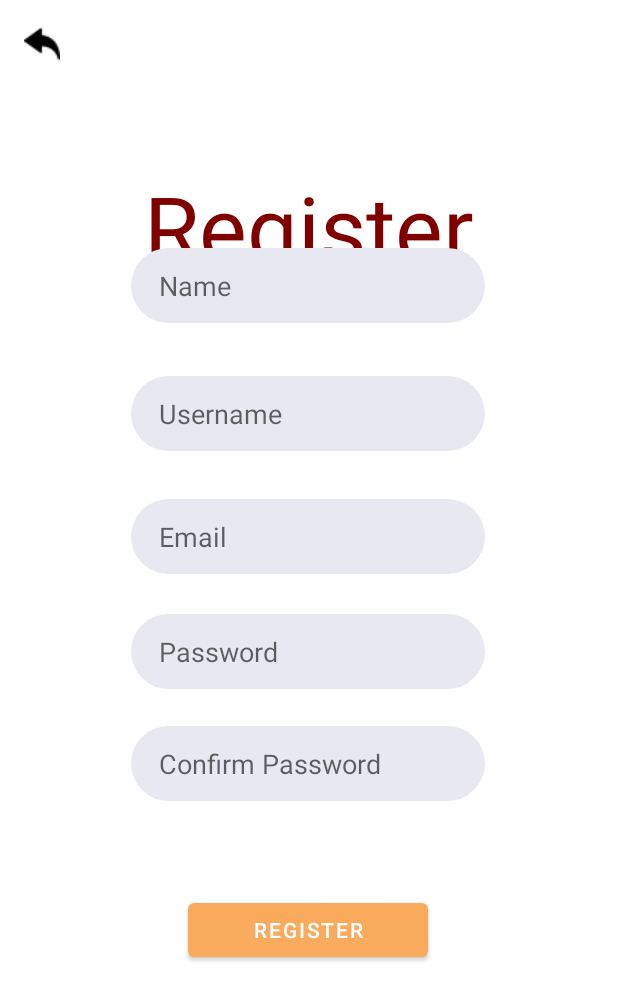
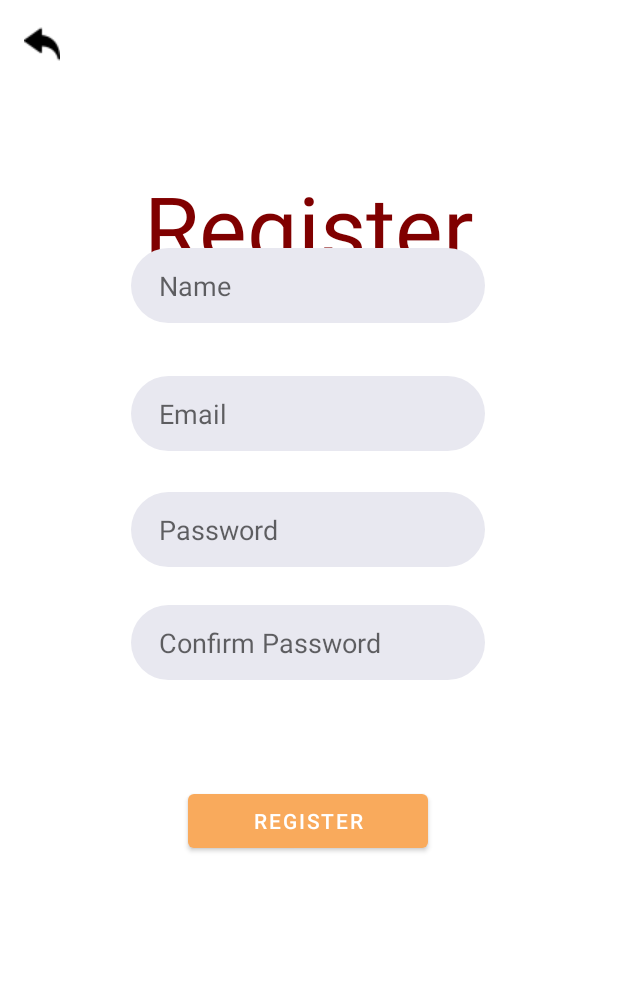
Before and after one commit to Mhmdbaba/CSC599_Dekanji, an Android app: the Register screen opened directly, with no data from a screen before it, after a tap on "REGISTER", on a phone screen of 412 x 824 dp. Shown: the top 1001 px of the screen. Run offline under Robolectric (Android 15) with nearby library versions, the phone set to English and light mode, and no system bars; our stand-ins replace Firebase (no records; nobody signed in at launch, a user with empty details on screens opened directly).

Commit message:
commit 17

```diff
--- a/app/build.gradle
+++ b/app/build.gradle
@@ -34,11 +34,12 @@ dependencies {
     implementation 'com.google.android.material:material:1.5.0'
     implementation 'androidx.constraintlayout:constraintlayout:2.1.3'
     implementation 'androidx.gridlayout:gridlayout:1.0.0'
+    implementation 'com.google.firebase:firebase-auth:19.2.0'
     testImplementation 'junit:junit:4.13.2'
     androidTestImplementation 'androidx.test.ext:junit:1.1.3'
     androidTestImplementation 'androidx.test.espresso:espresso-core:3.4.0'
     implementation platform('com.google.firebase:firebase-bom:29.3.1')
-    implementation 'com.google.firebase:firebase-database'
+    implementation 'com.google.firebase:firebase-database:20.0.4'
     implementation 'com.google.firebase:firebase-storage'
-    implementation 'com.google.firebase:firebase-analytics:20.1.2'
+    implementation 'com.google.firebase:firebase-analytics'
 }
--- a/app/src/main/java/com/example/dekanji/Register.java
+++ b/app/src/main/java/com/example/dekanji/Register.java
@@ -1,19 +1,27 @@
 package com.example.dekanji;
 
+import androidx.annotation.NonNull;
 import androidx.appcompat.app.AppCompatActivity;
 
 import android.content.Intent;
 import android.os.Bundle;
+import android.util.Log;
 import android.view.View;
 import android.widget.Button;
 import android.widget.EditText;
 import android.widget.Toast;
 
+import com.google.android.gms.tasks.OnCompleteListener;
+import com.google.android.gms.tasks.Task;
+import com.google.firebase.auth.AuthResult;
+import com.google.firebase.auth.FirebaseAuth;
+import com.google.firebase.database.FirebaseDatabase;
+
 public class Register extends AppCompatActivity {
+    private FirebaseAuth mAuth;
 
 
     String reg_name;
-    String reg_username;
     String reg_email;
     String reg_password;
     String reg_conf_password;
@@ -22,6 +30,8 @@ public class Register extends AppCompatActivity {
     protected void onCreate(Bundle savedInstanceState) {
         super.onCreate(savedInstanceState);
         setContentView(R.layout.activity_register);
+
+        mAuth = FirebaseAuth.getInstance();
 
     }
 
@@ -33,21 +43,50 @@ public class Register extends AppCompatActivity {
             startActivity(intent);
         }
         else if (btn.getTag().toString().equalsIgnoreCase("register")){
-            reg_name = ((EditText) findViewById(R.id.input_reg_name)).getText().toString();
-            reg_email = ((EditText) findViewById(R.id.input_reg_email)).getText().toString();
-            reg_username = ((EditText) findViewById(R.id.input_reg_username)).getText().toString();
-            reg_password = ((EditText) findViewById(R.id.input_reg_password)).getText().toString();
-            reg_conf_password = ((EditText) findViewById(R.id.input_reg_conf_password)).getText().toString();
+            reg_name = ((EditText) findViewById(R.id.input_reg_name)).getText().toString().trim();
+            reg_email = ((EditText) findViewById(R.id.input_reg_email)).getText().toString().trim();
+            reg_password = ((EditText) findViewById(R.id.input_reg_password)).getText().toString().trim();
+            reg_conf_password = ((EditText) findViewById(R.id.input_reg_conf_password)).getText().toString().trim();
 
-            if (!reg_name.isEmpty() && !reg_username.isEmpty() && !reg_email.isEmpty() && !reg_password.isEmpty()
+            if (!reg_name.isEmpty() && !reg_email.isEmpty() && !reg_password.isEmpty()
                     && !reg_conf_password.isEmpty()){
                 //check if passwords match
                 if (reg_password.equals(reg_conf_password)){
                     //save to database
-                    ALTERUser alter = new ALTERUser();
+                    mAuth.createUserWithEmailAndPassword(reg_email,reg_password)
+                            .addOnCompleteListener(new OnCompleteListener<AuthResult>() {
+                                @Override
+                                public void onComplete(@NonNull Task<AuthResult> task) {
+                                    if (task.isSuccessful()){
+                                        User user = new User(reg_name,reg_email,reg_password);
 
-                    User user = new User (reg_name,reg_username, reg_username,reg_password);
-                    alter.add(user);
+                                        FirebaseDatabase.getInstance().getReference("Users")
+                                                .child(FirebaseAuth.getInstance().getCurrentUser().getUid())
+                                                .setValue(user).addOnCompleteListener(new OnCompleteListener<Void>() {
+                                            @Override
+                                            public void onComplete(@NonNull Task<Void> task) {
+
+                                                if (task.isSuccessful()){
+                                                    Log.i("Registration: ", "done");
+
+                                                    //redirect tp login page
+                                                    startActivity(new Intent(Register.this, MainActivity.class));
+                                                }
+                                                else {
+                                                    Toast.makeText(Register.this, "Failed to register! Please try again.", Toast.LENGTH_SHORT).show();
+                                                    return;
+                                                }
+                                            }
+                                        });
+
+                                    }
+                                    else {
+                                        Toast.makeText(Register.this, "Failed to register! Please try again.", Toast.LENGTH_SHORT).show();
+                                        return;
+                                    }
+                                }
+                            });
+
                     //direct to home page
 
                 }
--- a/app/src/main/res/layout/activity_register.xml
+++ b/app/src/main/res/layout/activity_register.xml
@@ -40,22 +40,6 @@
         app:layout_constraintVertical_bias="0.182" />
 
     <EditText
-        android:id="@+id/input_reg_username"
-        android:layout_width="236dp"
-        android:layout_height="50dp"
-        android:layout_marginTop="36dp"
-        android:background="@drawable/rounded_corner"
-        android:ems="10"
-        android:hint="    Username"
-        android:inputType="textPersonName"
-        app:layout_constraintBottom_toBottomOf="parent"
-        app:layout_constraintEnd_toEndOf="parent"
-        app:layout_constraintHorizontal_bias="0.497"
-        app:layout_constraintStart_toStartOf="parent"
-        app:layout_constraintTop_toTopOf="parent"
-        app:layout_constraintVertical_bias="0.291" />
-
-    <EditText
         android:id="@+id/input_reg_email"
         android:layout_width="236dp"
         android:layout_height="50dp"
@@ -69,7 +53,7 @@
         app:layout_constraintHorizontal_bias="0.497"
         app:layout_constraintStart_toStartOf="parent"
         app:layout_constraintTop_toTopOf="parent"
-        app:layout_constraintVertical_bias="0.405" />
+        app:layout_constraintVertical_bias="0.295" />
 
     <EditText
         android:id="@+id/input_reg_password"
@@ -85,7 +69,7 @@
         app:layout_constraintHorizontal_bias="0.497"
         app:layout_constraintStart_toStartOf="parent"
         app:layout_constraintTop_toTopOf="parent"
-        app:layout_constraintVertical_bias="0.501" />
+        app:layout_constraintVertical_bias="0.39" />
 
     <EditText
         android:id="@+id/input_reg_conf_password"
@@ -100,7 +84,7 @@
         app:layout_constraintHorizontal_bias="0.497"
         app:layout_constraintStart_toStartOf="parent"
         app:layout_constraintTop_toTopOf="parent"
-        app:layout_constraintVertical_bias="0.625" />
+        app:layout_constraintVertical_bias="0.521" />
 
     <Button
         android:id="@+id/btn_new_reg"
@@ -114,7 +98,7 @@
         app:layout_constraintHorizontal_bias="0.498"
         app:layout_constraintStart_toStartOf="parent"
         app:layout_constraintTop_toTopOf="parent"
-        app:layout_constraintVertical_bias="0.768" />
+        app:layout_constraintVertical_bias="0.674" />
 
     <ImageView
         android:id="@+id/btn_back"
```
Also changed, not shown: app/src/main/java/com/example/dekanji/ALTERUser.java (deleted, +0 -20 lines), app/src/main/java/com/example/dekanji/MainActivity.java (+29 -7 lines), app/src/main/java/com/example/dekanji/User.java (+1 -11 lines), app/src/main/res/layout/activity_main.xml (+6 -6 lines).
